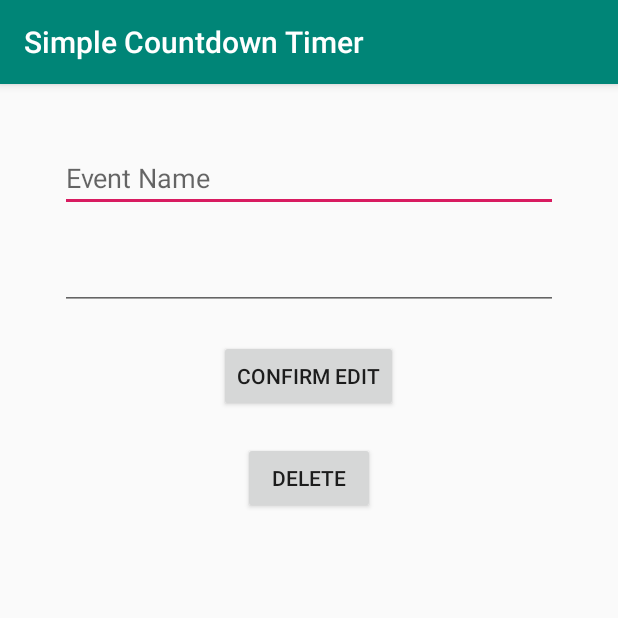
After one commit to WillowSnyder/SimpleCountdownTimer, an Android app: the editDeleteEvent screen opened directly, with no data from a screen before it, on a phone screen of 412 x 824 dp, the top half of it. The commit adds this screen. Run offline under Robolectric (Android 15) with nearby library versions, the phone set to English and light mode, and no system bars; 6 statements that could not run were skipped.

Commit message:
Basic working app, minor bugs, no ads

```diff
--- a/app/src/main/AndroidManifest.xml
+++ b/app/src/main/AndroidManifest.xml
@@ -10,6 +10,7 @@
         android:supportsRtl="true"
         android:theme="@style/AppTheme">
         <activity android:name=".addEvent"></activity>
+        <activity android:name=".editDeleteEvent"></activity>
         <activity android:name=".MainActivity">
             <intent-filter>
                 <action android:name="android.intent.action.MAIN" />
--- a/app/src/main/java/com/gmail/wyatt/james/snyder/simplecountdowntimer/EventAdapter.java
+++ b/app/src/main/java/com/gmail/wyatt/james/snyder/simplecountdowntimer/EventAdapter.java
@@ -13,6 +13,7 @@ import java.util.List;
 
 public class EventAdapter extends RecyclerView.Adapter<EventAdapter.EventViewHolder> {
     private ArrayList<Event> events;
+    private final View.OnClickListener onClickListener = new EventOnClickListener();
 
     public static class EventViewHolder extends RecyclerView.ViewHolder {
         public TextView eventName;
@@ -33,6 +34,7 @@ public class EventAdapter extends RecyclerView.Adapter<EventAdapter.EventViewHol
     @Override
     public EventViewHolder onCreateViewHolder(@NonNull ViewGroup parent, int viewType) {
         View v = LayoutInflater.from(parent.getContext()).inflate(R.layout.event, parent, false);
+        v.setOnClickListener(onClickListener);
         EventViewHolder evh = new EventViewHolder(v);
 
         return evh;
--- /dev/null
+++ b/app/src/main/java/com/gmail/wyatt/james/snyder/simplecountdowntimer/editDeleteEvent.java
@@ -0,0 +1,110 @@
+package com.gmail.wyatt.james.snyder.simplecountdowntimer;
+
+import android.app.DatePickerDialog;
+import android.content.Intent;
+import android.content.SharedPreferences;
+import android.os.Bundle;
+import android.view.View;
+import android.widget.DatePicker;
+import android.widget.EditText;
+
+import androidx.appcompat.app.AppCompatActivity;
+import androidx.fragment.app.DialogFragment;
+
+import com.google.gson.Gson;
+import com.google.gson.reflect.TypeToken;
+
+import java.lang.reflect.Type;
+import java.text.DateFormat;
+import java.util.ArrayList;
+import java.util.Calendar;
+
+public class editDeleteEvent extends AppCompatActivity implements DatePickerDialog.OnDateSetListener {
+    ArrayList<Event> events;
+    private int itemPos, year, month, day;
+    private Event currEvent;
+    private EditText setDate;
+    private EditText eventName;
+
+    @Override
+    protected void onCreate(Bundle savedInstanceState) {
+        super.onCreate(savedInstanceState);
+        setContentView(R.layout.edit_delete_event);
+        loadEvents();
+
+
+        Intent intent = getIntent();
+
+        itemPos = intent.getIntExtra("itemPosition", -1);
+        setDate = findViewById(R.id.pickDate);
+        eventName = findViewById(R.id.eventName);
+        currEvent = events.get(itemPos);
+
+        eventName.setText(currEvent.getName());
+        setDate.setText(currEvent.getDate());
+        year = currEvent.getYear();
+        month = currEvent.getMonth();
+        day = currEvent.getDay();
+    }
+
+    private void loadEvents(){
+        SharedPreferences sharedPreferences = getSharedPreferences("shared preferences", MODE_PRIVATE);
+        Gson gson = new Gson();
+        String json = sharedPreferences.getString("Events", null);
+        Type type = new TypeToken<ArrayList<Event>>() {}.getType();
+        events = gson.fromJson(json, type);
+
+        if(events == null){
+            events = new ArrayList<>();
+        }
+    }
+
+    public void showDatePickerDialog(View view){
+        DialogFragment dateDialog = new DatePickerFragment();
+        dateDialog.show(getSupportFragmentManager(), "datePicker");
+    }
+
+    public void deleteEvent(View view){
+        events.remove(itemPos);
+        saveEvent();
+
+        Intent intent = new Intent(editDeleteEvent.this, MainActivity.class);
+        startActivity(intent);
+    }
+
+    public void editEvent(View view){
+        currEvent.setDay(this.day);
+        currEvent.setMonth(this.month);
+        currEvent.setYear(this.year);
+        currEvent.setName(eventName.getText().toString());
+
+        saveEvent();
+
+        Intent intent = new Intent(editDeleteEvent.this, MainActivity.class);
+        startActivity(intent);
+    }
+
+    private void saveEvent(){
+        SharedPreferences sharedPreferences = getSharedPreferences("shared preferences", MODE_PRIVATE);
+        SharedPreferences.Editor editor = sharedPreferences.edit();
+        Gson gson = new Gson();
+        String json = gson.toJson(events);
+        editor.putString("Events", json);
+        editor.apply();
+    }
+
+    @Override
+    public void onDateSet(DatePicker view, int year, int month, int dayOfMonth) {
+        Calendar c = Calendar.getInstance();
+        c.set(Calendar.YEAR, year);
+        c.set(Calendar.MONTH, month);
+        c.set(Calendar.DAY_OF_MONTH, dayOfMonth);
+
+        this.year = year;
+        this.month = month;
+        this.day = dayOfMonth;
+
+        String currentDateString = DateFormat.getDateInstance().format(c.getTime());
+        setDate.setText(currentDateString);
+    }
+}
--- /dev/null
+++ b/app/src/main/res/layout/edit_delete_event.xml
@@ -0,0 +1,52 @@
+<?xml version="1.0" encoding="utf-8"?>
+<RelativeLayout xmlns:android="http://schemas.android.com/apk/res/android"
+    xmlns:tools="http://schemas.android.com/tools"
+    android:orientation="vertical"
+    android:layout_width="match_parent"
+    android:layout_height="match_parent"
+    tools:context=".editDeleteEvent">
+
+    <EditText
+        android:id="@+id/eventName"
+        android:layout_width="match_parent"
+        android:layout_height="wrap_content"
+        android:ems="10"
+        android:inputType="textPersonName"
+        android:hint="Event Name"
+        android:layout_marginTop="40dp"
+        android:layout_marginLeft="40dp"
+        android:layout_marginRight="40dp"
+        />
+
+    <EditText
+        android:layout_width="match_parent"
+        android:layout_height="wrap_content"
+        android:id="@+id/pickDate"
+        android:hint=""
+        android:onClick="showDatePickerDialog"
+        android:layout_below="@+id/eventName"
+        android:focusable="false"
+        android:layout_marginTop="20dp"
+        android:layout_marginLeft="40dp"
+        android:layout_marginRight="40dp" />
+
+    <Button
+        android:layout_width="wrap_content"
+        android:layout_height="wrap_content"
+        android:id="@+id/confirmEvent"
+        android:text="Confirm Edit"
+        android:onClick="editEvent"
+        android:layout_below="@+id/pickDate"
+        android:layout_centerHorizontal="true"
+        android:layout_marginTop="20dp" />
+
+    <Button
+        android:layout_width="wrap_content"
+        android:layout_height="wrap_content"
+        android:id="@+id/deleteEvent"
+        android:text="Delete"
+        android:onClick="deleteEvent"
+        android:layout_below="@+id/confirmEvent"
+        android:layout_centerHorizontal="true"
+        android:layout_marginTop="20dp" />
+</RelativeLayout>
```
Also changed, not shown: app/src/main/java/com/gmail/wyatt/james/snyder/simplecountdowntimer/Event.java (+21 -0 lines), app/src/main/java/com/gmail/wyatt/james/snyder/simplecountdowntimer/EventOnClickListener.java (added, +23 -0 lines).
